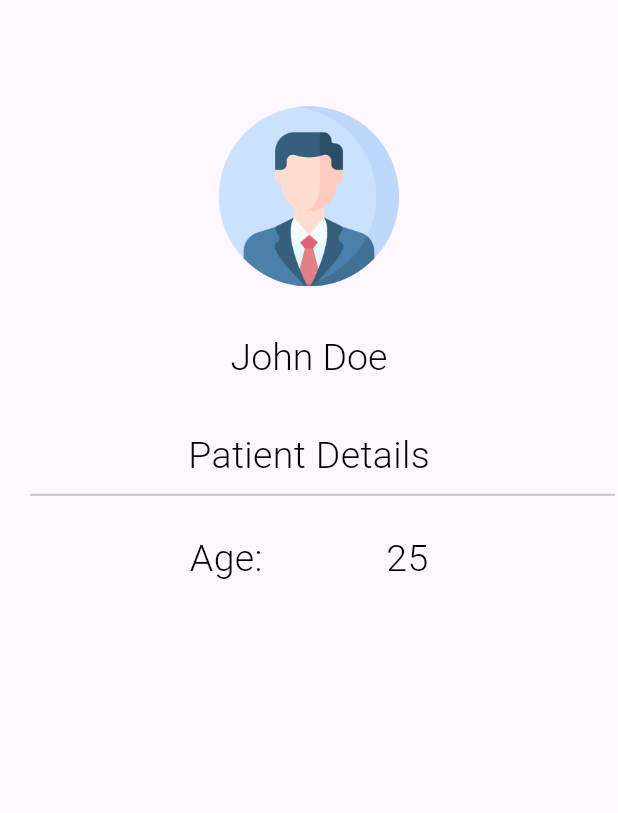
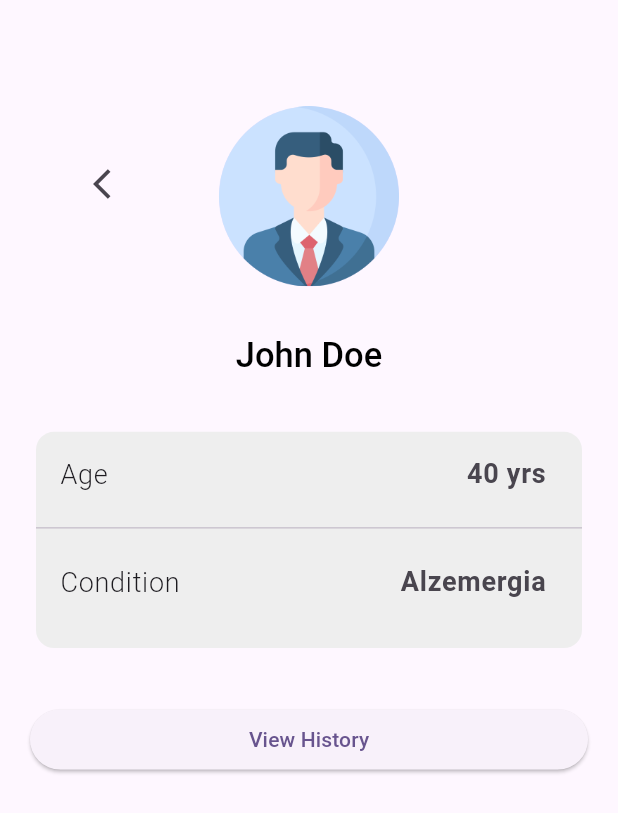
Before and after one commit to gig-codez/care_taker, a Flutter app: the screen it shows after launch, after a tap on the "person 3" icon, on a phone screen of 412 x 824 dp. Shown: the top 813 px of the screen. Run offline on Flutter 3.47's test engine with Material 2 defaults, Android fonts, the phone set to English and light mode, and no system bars; our stand-ins replace cloud_firestore, firebase_auth, firebase_core, flutter_native_splash, flutter_spinkit, flutter_svg and 3 more; missing offline and left inert: firebase_ui_auth, geofence_flutter, geofence_service, mapbox_gl; accounts and stored records are empty; statements that could not run were skipped.

Commit message:
modified user profile

```diff
--- a/lib/views/home/home.dart
+++ b/lib/views/home/home.dart
@@ -2,6 +2,7 @@ import '/exports/exports.dart';
 
 import 'pages/History.dart';
 import 'pages/map.dart';
+import 'pages/notifications.dart';
 import 'pages/patientDetials.dart';
 
 class HomePageView extends StatefulWidget {
@@ -31,7 +32,7 @@ class _HomePageViewState extends State<HomePageView>
   List<Widget> pages = [
      const MapView(),
       Notifications(),
-    const PatientDetails(),
+    const NotificationsView(),
   ];
   // controller
   final PageController _pageController = PageController();
--- /dev/null
+++ b/lib/views/home/pages/notifications.dart
@@ -0,0 +1,21 @@
+import '../../../exports/exports.dart';
+
+class NotificationsView extends StatefulWidget {
+  const NotificationsView({super.key});
+
+  @override
+  State<NotificationsView> createState() => _NotificationsViewState();
+}
+
+class _NotificationsViewState extends State<NotificationsView> {
+  @override
+  Widget build(BuildContext context) {
+    return Scaffold(
+      body: Column(
+        children: [
+         const  Center(child: Text("Notifications"),)
+        ],
+      ),
+    );
+  }
+}
--- a/lib/views/home/pages/patientDetials.dart
+++ b/lib/views/home/pages/patientDetials.dart
@@ -13,8 +13,23 @@ class _PatientDetailsState extends State<PatientDetails> {
   @override
   Widget build(BuildContext context) {
     return Scaffold(
-      body: Column(
-        crossAxisAlignment: CrossAxisAlignment.center,
+      body: Stack(
+        children: [
+          Positioned(
+            child: Container(
+              margin: EdgeInsets.only(
+                  top: MediaQuery.of(context).size.height * 0.12, left: 50),
+              child: IconButton(
+                icon: const Icon(Icons.arrow_back_ios),
+                onPressed: () => Navigator.pop(context),
+              ),
+            ),
+          ),
+          Padding(
+            padding: const EdgeInsets.only(left:20.0,right: 20),
+            child: Column(
+              mainAxisAlignment: MainAxisAlignment.start,
+              crossAxisAlignment: CrossAxisAlignment.stretch,
               children: [
                 const Space(space: 0.04),
                 Center(
@@ -32,39 +47,63 @@ class _PatientDetailsState extends State<PatientDetails> {
                   text: const TextSpan(
                     text: "John Doe",
                     style: TextStyle(
-                fontWeight: FontWeight.w300,
-                fontSize: 25,
+                      fontWeight: FontWeight.w500,
+                      fontSize: 23,
                       color: Colors.black,
                     ),
                   ),
                 ),
-
                 const Space(space: 0.04),
-          const Text(
-            "Patient Details",
+                Card(
+                  elevation: 0,
+                  color: Colors.grey.shade200,
+                  child: SizedBox(
+                    width: MediaQuery.of(context).size.width * 0.8,
+                    height: MediaQuery.of(context).size.width * 0.35,
+                    child: const Column(
+                      children: [
+                        ListTile(
+                          title: Text(
+                            "Age",
                             style: TextStyle(
+                              fontSize: 18,
                               fontWeight: FontWeight.w300,
-              fontSize: 25,
-              color: Colors.black,
                             ),
                           ),
-            const Divider(
-            thickness: 1.4,
-            indent: 20,
-            endIndent: 2,
-          ),
-          const Space(space: 0.02),
-          const Text(
-            "Age: \t\t\t\t\t\t\t\t\t\t\t 25",
+                          trailing: Text(
+                            "40 yrs",
                             style: TextStyle(
-              fontWeight: FontWeight.w300,
-              fontSize: 25,
-              color: Colors.black,
+                              fontSize: 18,
+                              fontWeight: FontWeight.w600,
                             ),
                           ),
-          const Text(""),
-          const Space(space: 0.02),
-
+                        ),
+                        Divider(),
+                         ListTile(
+                          title: Text(
+                            "Condition",
+                            style: TextStyle(
+                              fontSize: 18,
+                              fontWeight: FontWeight.w300,
+                            ),
+                          ),
+                          trailing: Text(
+                            "Alzemergia",
+                            style: TextStyle(
+                              fontSize: 18,
+                              fontWeight: FontWeight.w600,
+                            ),
+                          ),
+                        ),
+                      ],
+                    ),
+                  ),
+                ),
+                const Space(space: 0.04),
+                ElevatedButton(onPressed: (){}, child: const Text("View History"))
+              ],
+            ),
+          ),
         ],
       ),
     );
--- a/pubspec.yaml
+++ b/pubspec.yaml
@@ -34,6 +34,7 @@ dependencies:
   internet_connection_checker: ^1.0.0+1
   cloud_firestore: ^4.8.0
   flutter_spinkit: ^5.2.0
+  geolocator: ^9.0.2
 dev_dependencies:
   flutter_test:
     sdk: flutter
```
Also changed, not shown: lib/tools/index.dart (+44 -1 lines), lib/views/home/pages/map.dart (+25 -7 lines), assets/map-marker.png (added), pubspec.lock, 1 other file. Lines whose indentation alone changed are shown as unchanged.
